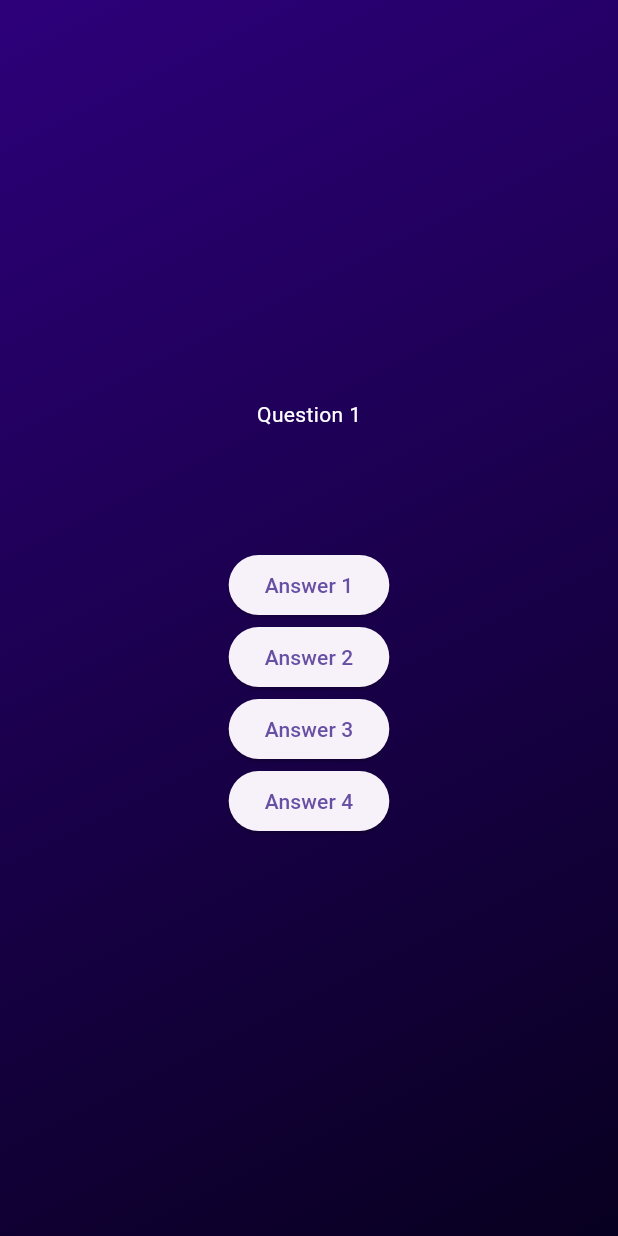
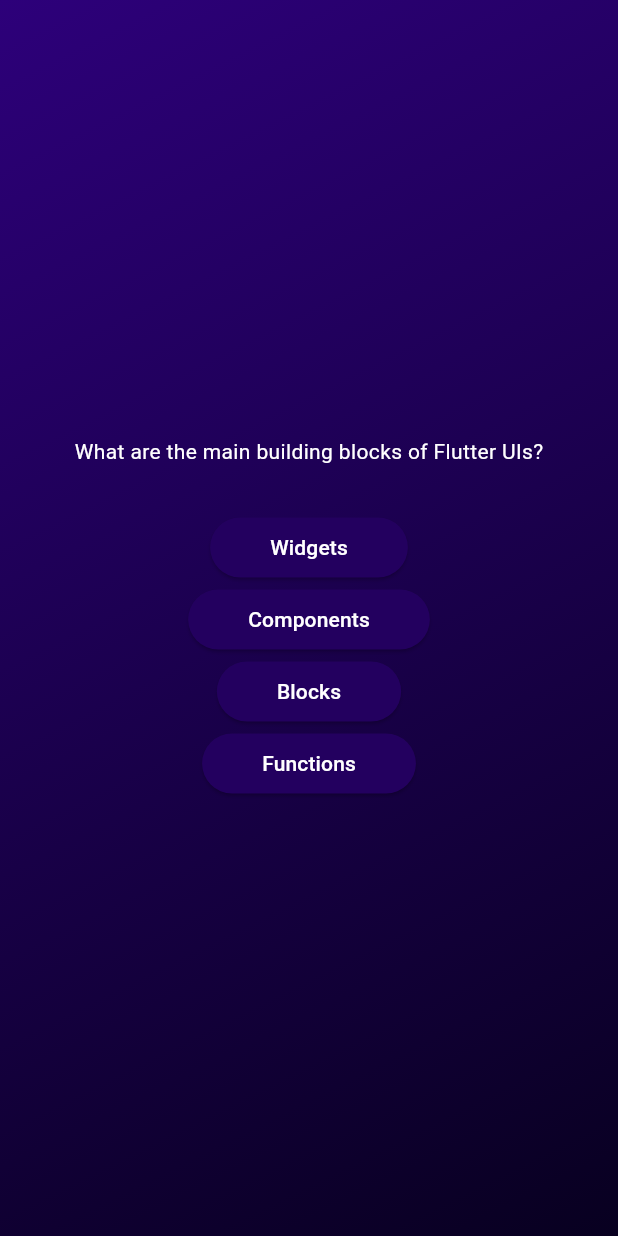
Before and after one commit to snadi043/flutter_quiz_app, a Flutter app: the screen it shows after launch, after a tap on "Start Quiz", on a phone screen of 412 x 824 dp. Run offline on Flutter 3.47's test engine with Material 3 defaults, Android fonts, the phone set to English and light mode, and no system bars.

Commit message:
Utilizing the important concepts of map and spread operators to render the list of answers as Widgets in the screen and added necessary stylings to them.

```diff
--- /dev/null
+++ b/quiz_app/lib/answers_button.dart
@@ -0,0 +1,24 @@
+import 'package:flutter/material.dart';
+
+class AnswersButton extends StatelessWidget {
+  const AnswersButton(
+      {super.key, required this.answersText, required this.onTap});
+
+  final String answersText;
+  final void Function() onTap;
+
+  @override
+  Widget build(context) {
+    return ElevatedButton(
+      onPressed: onTap,
+      style: ElevatedButton.styleFrom(
+          padding: const EdgeInsets.symmetric(vertical: 10, horizontal: 40),
+          backgroundColor: const Color.fromARGB(255, 35, 0, 95),
+          foregroundColor: Colors.white,
+          shape: RoundedRectangleBorder(
+            borderRadius: BorderRadius.circular(35),
+          )),
+      child: Text(answersText),
+    );
+  }
+}
--- a/quiz_app/lib/questions_screen.dart
+++ b/quiz_app/lib/questions_screen.dart
@@ -1,7 +1,10 @@
 import 'package:flutter/material.dart';
+import 'package:quiz_app/Data/questions.dart';
+import 'package:quiz_app/answers_button.dart';
 
 class QuestionsScreen extends StatefulWidget {
   const QuestionsScreen({super.key});
+
   @override
   State<QuestionsScreen> createState() {
     return _QuestionsScreen();
@@ -9,6 +12,7 @@ class QuestionsScreen extends StatefulWidget {
 }
 
 class _QuestionsScreen extends State<QuestionsScreen> {
+  final currentQuestion = questions[0];
   @override
   Widget build(context) {
     return SizedBox(
@@ -16,27 +20,18 @@ class _QuestionsScreen extends State<QuestionsScreen> {
       child: Column(
         mainAxisAlignment: MainAxisAlignment.center,
         children: [
-          const Text(
-            'Question 1',
-            style: TextStyle(color: Colors.white),
+          Text(
+            currentQuestion.question,
+            style: const TextStyle(color: Colors.white),
           ),
-          const SizedBox(height: 80),
-          ElevatedButton(
-            onPressed: () {},
-            child: const Text('Answer 1'),
-          ),
-          ElevatedButton(
-            onPressed: () {},
-            child: const Text('Answer 2'),
-          ),
-          ElevatedButton(
-            onPressed: () {},
-            child: const Text('Answer 3'),
-          ),
-          ElevatedButton(
-            onPressed: () {},
-            child: const Text('Answer 4'),
-          ),
+          const SizedBox(height: 30),
+          ...currentQuestion.answers.map((item) {
+            return AnswersButton(answersText: item, onTap: () {});
+          }),
+          // AnswersButton(answersText: currentQuestion.answers[0], onTap: () {}),
+          // AnswersButton(answersText: currentQuestion.answers[1], onTap: () {}),
+          // AnswersButton(answersText: currentQuestion.answers[2], onTap: () {}),
+          // AnswersButton(answersText: currentQuestion.answers[3], onTap: () {}),
         ],
       ),
     );
```
